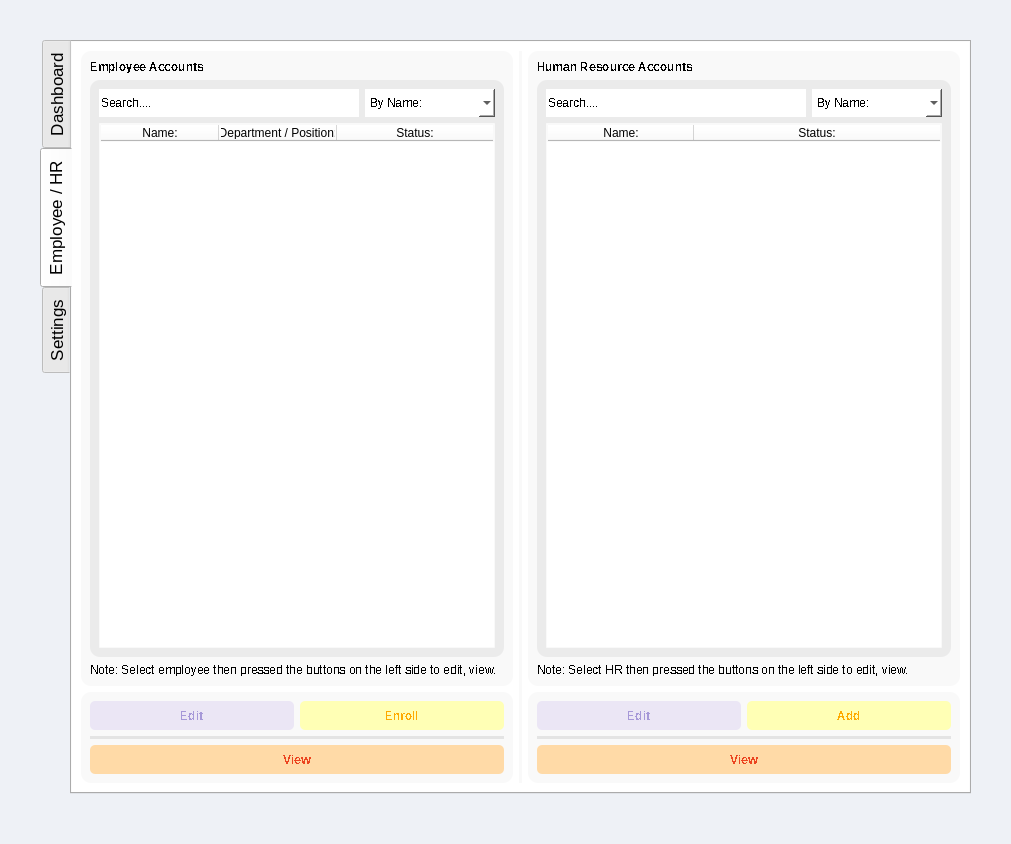
Before: the Qt Designer form EALS UI/v0.2/admin.ui in maeven-tapa/cpet8_group8_workspace, drawn with Qt 5.
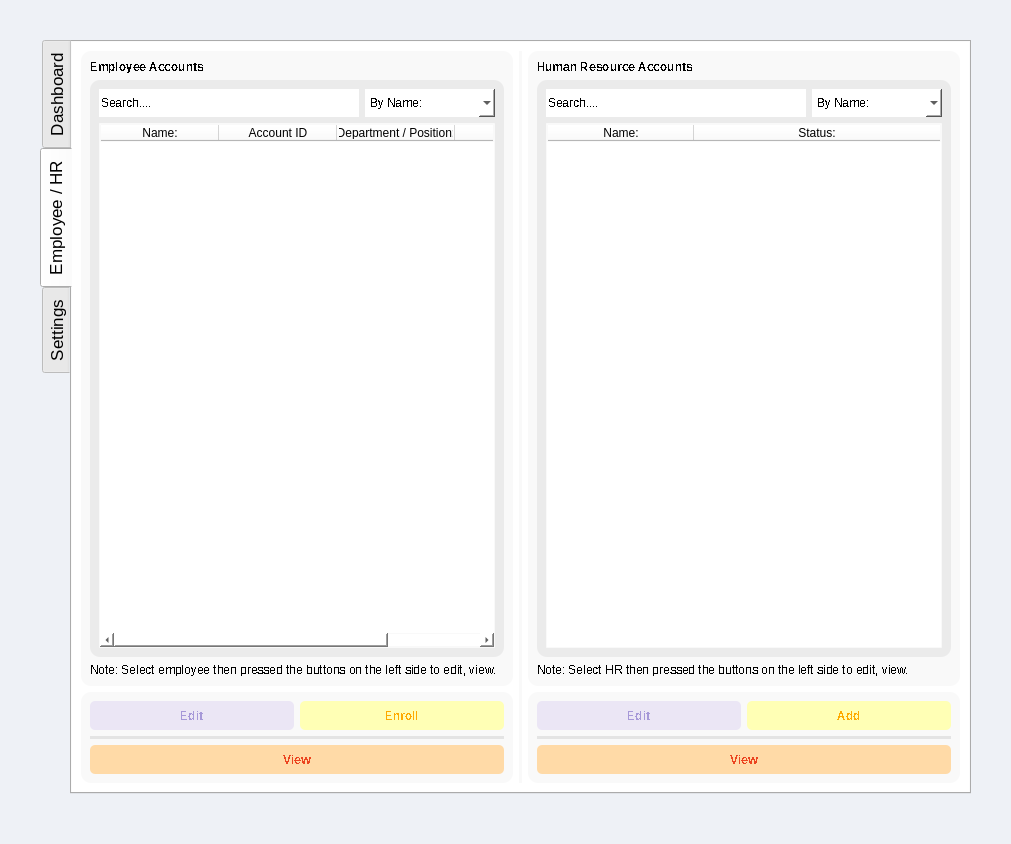
After: the same form once the commit is applied. The open tabs and pages were chosen to show the change. Icons and pictures are not drawn.

Patch:
```diff
--- a/EALS UI/v0.2/admin.ui
+++ b/EALS UI/v0.2/admin.ui
@@ -827,6 +827,11 @@
                     <string>Name:</string>
                    </property>
                   </column>
+                  <column>
+                   <property name="text">
+                    <string>Account ID</string>
+                   </property>
+                  </column>
                   <column>
                    <property name="text">
                     <string>Department / Position:</string>
```
Left out of the diff: 4 changed lines with no effect on the pictures.
